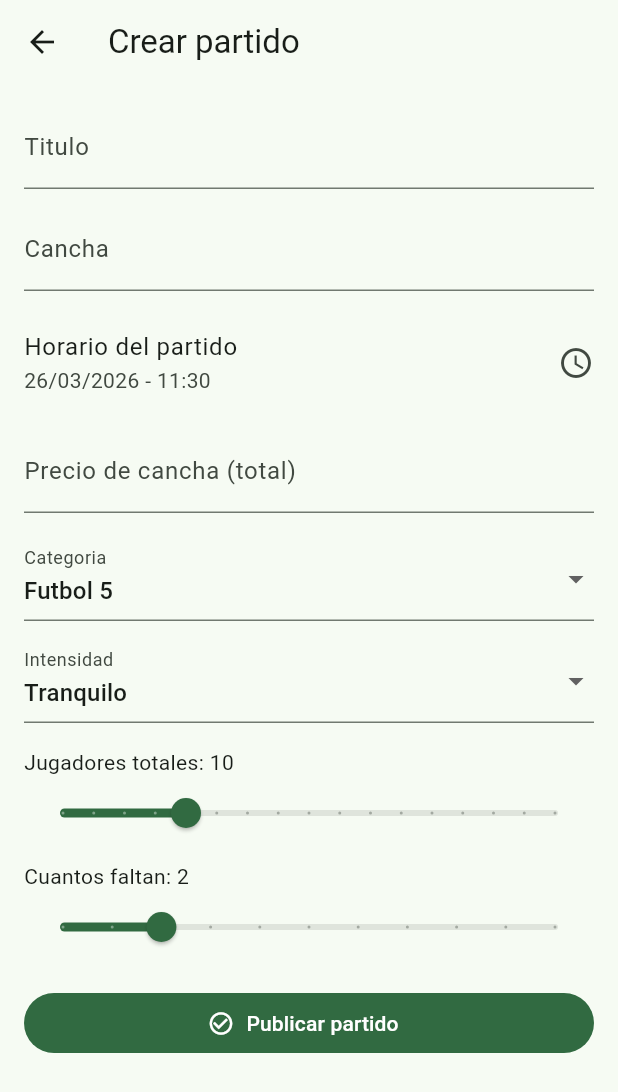
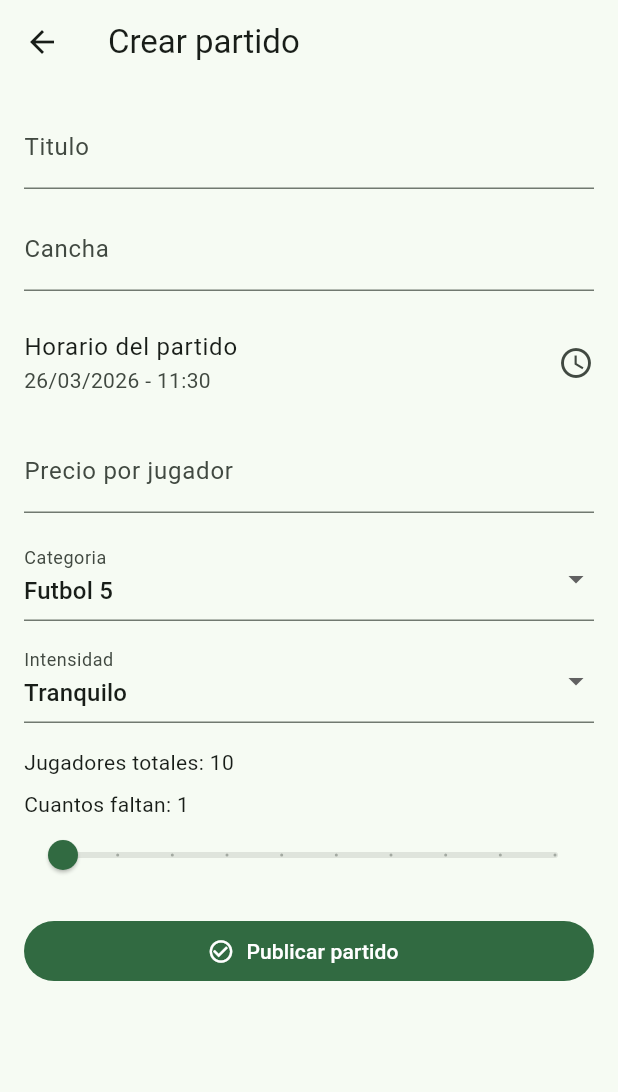
Before and after one commit to MaxiiMello/SaleFulbo-, a Flutter app: the HomePage screen opened by its route, after a tap on "Publicar partido", on a phone screen of 412 x 824 dp. Shown: the top 1092 px of the screen. Run offline on Flutter 3.47's test engine with Material 3 defaults, Android fonts, the phone set to English and light mode, and no system bars; our stand-ins replace firebase_auth, firebase_core, flutter_riverpod, geolocator, google_sign_in, hive_flutter; accounts and stored records are empty.

Commit message:
Actualizacion dia 26

```diff
--- /dev/null
+++ b/lib/data/court_aliases.dart
@@ -0,0 +1,255 @@
+class CourtAlias {
+  const CourtAlias({
+    required this.canonical,
+    required this.aliases,
+  });
+
+  final String canonical;
+  final List<String> aliases;
+}
+
+// Add your local nicknames here (all lowercase recommended).
+const List<CourtAlias> riveraLivramentoCourtAliases = <CourtAlias>[
+  CourtAlias(
+    canonical: 'cancha master futbol 5',
+    aliases: <String>[
+      'master',
+      'de master',
+      'cancha master',
+      'master 5',
+    ],
+  ),
+  CourtAlias(
+    canonical: 'Arena Esporte Santana do Livramento',
+    aliases: <String>[
+      'Arena Esporte',
+      'Arena Esporte Santana',
+      'Arena',
+      'de Arena Esporte',
+    ],
+  ),
+  CourtAlias(
+    canonical: 'City Park',
+    aliases: <String>[
+      'City Park',
+      'city',
+      'City',
+      'de City Park',
+    ],
+  ),
+  CourtAlias(
+    canonical: 'Cancha Del Club Cuñapiru',
+    aliases: <String>[
+      'Cancha Del Club Cuñapiru',
+      'cuñapiru',
+      'cuña',
+      'cancha del cuña',
+      'cancha del cuñapiru',
+    ],
+  ),
+  CourtAlias(
+    canonical: 'Club Social y Deportivo Frontera Rivera Chico',
+    aliases: <String>[
+      'Frontera',
+      'cancha del frontera',
+      'cancha rivera chico',
+    ],
+  ),
+  CourtAlias(
+    canonical: 'Club Nacional de Fútbol',
+    aliases: <String>[
+      'Cancha nacional',
+      'nacional',
+      'nacional de futbol',
+    ],
+  ),
+  CourtAlias(
+    canonical: 'Barce - fútbol 5',
+    aliases: <String>[
+      'Cancha barce',
+      'barce',
+      'barce',
+    ],
+  ),
+  CourtAlias(
+    canonical: 'Fútbol 7 en Rivera',
+    aliases: <String>[
+      'Cancha futbol 7',
+      'cancha fute 7',
+      'cancha fute 7 rampla',
+    ],
+  ),
+  CourtAlias(
+    canonical: 'Paiva Futbol 5',
+    aliases: <String>[
+      'Cancha paiva',
+      'paiva',
+      'paiva futbol 5',
+    ],
+  ),
+  CourtAlias(
+    canonical: 'Cancha Shalom Fútbol 5',
+    aliases: <String>[
+      'Cancha shalom',
+      'shalom',
+      'shalom futbol 5',
+    ],
+  ),
+  CourtAlias(
+    canonical: 'Cancha de Lara',
+    aliases: <String>[
+      'Cancha de Lara',
+      'lara',
+      'cancha lara',
+    ],
+  ),
+  CourtAlias(
+    canonical: 'Futbol 5 La Bombonera',
+    aliases: <String>[
+      'Cancha la bombonera',
+      'bombonera',
+    ],
+  ),
+  CourtAlias(
+    canonical: 'Los mello',
+    aliases: <String>[
+      'Cancha los mello',
+      'mello',
+      'los mello',
+    ],
+  ),
+  CourtAlias(
+    canonical: 'Cancha Santa Isabel',
+    aliases: <String>[
+      'Cancha santa isabel',
+      'santa isabel',
+      'cancha de santa isabel',
+    ],
+  ),
+  CourtAlias(
+    canonical: 'Cancha de Fútbol 5 y 7 "El Polo"',
+    aliases: <String>[
+      'Cancha el polo',
+      'el polo',
+      'cancha de el polo',
+      'polo',
+    ],
+  ),
+  CourtAlias(
+    canonical: 'Cancha Del Pilincho',
+    aliases: <String>[
+      'Cancha pilincho',
+      'pilincho',
+    ],
+  ),
+  CourtAlias(
+    canonical: 'Cancha La Gran Sie7e',
+    aliases: <String>[
+      'Cancha la gran sie7e',
+      'la gran sie7e',
+      'gran sie7e',
+      'sie7e',
+    ],
+  ),
+  CourtAlias(
+    canonical: 'Club Artigas - Campo Deportivo',
+    aliases: <String>[
+      'Cancha artigas',
+      'cancha club artigas',
+      'artigas',
+      'campo deportivo artigas',
+    ],
+  ),
+  CourtAlias(
+    canonical: 'El Renacer',
+    aliases: <String>[
+      'Cancha el renacer',
+      'renacere',
+    ],
+  ),
+  CourtAlias(
+    canonical: 'El Campito F7',
+    aliases: <String>[
+      'Cancha el campito f7',
+      'el campito f7',
+      'el campito',
+      'campito f7',
+    ],
+  ),
+  CourtAlias(
+    canonical: 'Aabb',
+    aliases: <String>[
+      'ab',
+      'aab',
+      'abb',
+      'cancha aabb',
+      'quadra aabb',
+    ],
+  ),
+  CourtAlias(
+    canonical: 'Grêmio Foot-Ball Santanense',
+    aliases: <String>[
+      'Gremio',
+      'Quadra germio',
+      'Cancha gremio',
+      'gremio foot ball',
+      'gremio santana',
+    ],
+  ),
+  CourtAlias(
+    canonical: 'Sport Club July 14',
+    aliases: <String>[
+      'July 14',
+      'Quadra july 14',
+      'Cancha july 14',
+      'july 14 foot ball',
+      'july 14 santana',
+      'cancha 14 de julio',
+      'quadra 14 de julio',
+      '14 de julio',
+    ],
+  ),
+  CourtAlias(
+    canonical: 'Campo de Futebol Fluminense',
+    aliases: <String>[
+      'Fluminense 11',
+      'Quadra fluminense 11',
+      'Cancha fluminense 11',
+      'fluminense foot ball 11',
+    ],
+  ),
+  CourtAlias(
+    canonical: 'Arena Flu Soccer',
+    aliases: <String>[
+      'Fluminense',
+      'Quadra fluminense',
+      'Cancha fluminense',
+      'fluminense foot ball',
+      'flu',
+      'arena flu',
+    ],
+  ),
+  CourtAlias(
+    canonical: 'Arena Livramento Society',
+    aliases: <String>[
+      'arena livramento',
+      'society',
+      'arena society',
+    ],
+  ),
+  CourtAlias(
+    canonical: 'Agustin S Argiles',
+    aliases: <String>[
+      'argiles',
+      'agustin argiles',
+      'S argiles',
+    ],
+  ),
+  CourtAlias(
+    canonical: 'Society Bola na Rede',
+    aliases: <String>[
+      'bola na rede',
+      'society bola na rede',
+    ],
+  ),
+];
--- a/lib/models/match_post.dart
+++ b/lib/models/match_post.dart
@@ -2,6 +2,17 @@ enum FootballFormat {
   five,
   seven,
   eleven,
+}
+
+int expectedPlayersForFormat(FootballFormat format) {
+  switch (format) {
+    case FootballFormat.five:
+      return 10;
+    case FootballFormat.seven:
+      return 14;
+    case FootballFormat.eleven:
+      return 22;
+  }
 }
 
 enum MatchIntensity {
@@ -47,7 +58,7 @@ class MatchPost {
     required this.isClosed,
     required this.format,
     required this.intensity,
-    required this.courtPrice,
+    required this.pricePerPlayer,
     required this.creatorRating,
     required this.playerRating,
     Set<String>? joinedPlayerIds,
@@ -66,7 +77,7 @@ class MatchPost {
   final bool isClosed;
   final FootballFormat format;
   final MatchIntensity intensity;
-  final double courtPrice;
+  final double pricePerPlayer;
   final double creatorRating;
   final double playerRating;
   final Set<String> joinedPlayerIds;
@@ -85,7 +96,7 @@ class MatchPost {
     bool? isClosed,
     FootballFormat? format,
     MatchIntensity? intensity,
-    double? courtPrice,
+    double? pricePerPlayer,
     double? creatorRating,
     double? playerRating,
     Set<String>? joinedPlayerIds,
@@ -104,7 +115,7 @@ class MatchPost {
       isClosed: isClosed ?? this.isClosed,
       format: format ?? this.format,
       intensity: intensity ?? this.intensity,
-      courtPrice: courtPrice ?? this.courtPrice,
+      pricePerPlayer: pricePerPlayer ?? this.pricePerPlayer,
       creatorRating: creatorRating ?? this.creatorRating,
       playerRating: playerRating ?? this.playerRating,
       joinedPlayerIds: joinedPlayerIds ?? Set<String>.from(this.joinedPlayerIds),
@@ -126,7 +137,7 @@ class MatchPost {
       'isClosed': isClosed,
       'format': format.name,
       'intensity': intensity.name,
-      'courtPrice': courtPrice,
+      'pricePerPlayer': pricePerPlayer,
       'creatorRating': creatorRating,
       'playerRating': playerRating,
       'joinedPlayerIds': joinedPlayerIds.toList(),
@@ -144,9 +155,9 @@ class MatchPost {
       missingPlayers: map['missingPlayers'] as int,
       latitude: (map['latitude'] as num).toDouble(),
       longitude: (map['longitude'] as num).toDouble(),
-        scheduledAt:
+      scheduledAt:
           DateTime.tryParse(map['scheduledAt'] as String? ?? '') ?? DateTime.now().add(const Duration(hours: 1)),
-        isClosed: map['isClosed'] as bool? ?? false,
+      isClosed: map['isClosed'] as bool? ?? false,
       format: FootballFormat.values.firstWhere(
         (FootballFormat v) => v.name == map['format'],
         orElse: () => FootballFormat.five,
@@ -155,7 +166,7 @@ class MatchPost {
         (MatchIntensity v) => v.name == map['intensity'],
         orElse: () => MatchIntensity.tranquilo,
       ),
-      courtPrice: (map['courtPrice'] as num?)?.toDouble() ?? 0,
+      pricePerPlayer: ((map['pricePerPlayer'] as num?) ?? (map['courtPrice'] as num?) ?? 0).toDouble(),
       creatorRating: (map['creatorRating'] as num).toDouble(),
       playerRating: (map['playerRating'] as num).toDouble(),
       joinedPlayerIds: Set<String>.from(((map['joinedPlayerIds'] as List<dynamic>?) ?? <dynamic>[]).cast<String>()),
--- a/lib/pages/create_match_page.dart
+++ b/lib/pages/create_match_page.dart
@@ -25,9 +25,9 @@ class _CreateMatchPageState extends State<CreateMatchPage> {
 
   final CourtSearchService _courtSearchService = CourtSearchService();
 
-  int _totalPlayers = 10;
-  int _missingPlayers = 2;
   FootballFormat _format = FootballFormat.five;
+  late int _totalPlayers;
+  int _missingPlayers = 1;
   MatchIntensity _intensity = MatchIntensity.tranquilo;
   DateTime _scheduledAt = DateTime.now().add(const Duration(hours: 1));
   double? _selectedLatitude;
@@ -40,6 +40,7 @@ class _CreateMatchPageState extends State<CreateMatchPage> {
   @override
   void initState() {
     super.initState();
+    _totalPlayers = expectedPlayersForFormat(_format);
     _loadPosition();
   }
 
@@ -81,7 +82,7 @@ class _CreateMatchPageState extends State<CreateMatchPage> {
   }
 
   Future<void> _searchCourts(String query) async {
-    if (_currentPosition == null || query.trim().length < 2) {
+    if (query.trim().length < 2) {
       if (!mounted) return;
       setState(() {
         _suggestions = <CourtSuggestion>[];
@@ -90,14 +91,17 @@ class _CreateMatchPageState extends State<CreateMatchPage> {
       return;
     }
 
+    final double baseLat = CourtSearchService.riveraLivramentoCenterLat;
+    final double baseLon = CourtSearchService.riveraLivramentoCenterLon;
+
     setState(() {
       _searchingCourts = true;
     });
 
     final List<CourtSuggestion> results = await _courtSearchService.searchNearbyCourts(
       query: query,
-      userLatitude: _currentPosition!.latitude,
-      userLongitude: _currentPosition!.longitude,
+      userLatitude: baseLat,
+      userLongitude: baseLon,
       radiusKm: 15,
     );
 
@@ -176,7 +180,7 @@ class _CreateMatchPageState extends State<CreateMatchPage> {
       isClosed: false,
       format: _format,
       intensity: _intensity,
-      courtPrice: double.parse(_priceController.text.trim()),
+      pricePerPlayer: double.parse(_priceController.text.trim()),
       creatorRating: 4.8,
       playerRating: 4.6,
     );
@@ -197,7 +201,6 @@ class _CreateMatchPageState extends State<CreateMatchPage> {
               controller: _titleController,
               decoration: const InputDecoration(
                 labelText: 'Titulo',
-                hintText: 'Ejemplo: Fulbo martes 21:00',
               ),
               validator: _requiredValidator,
             ),
@@ -207,7 +210,7 @@ class _CreateMatchPageState extends State<CreateMatchPage> {
               onChanged: _onCourtQueryChanged,
               decoration: const InputDecoration(
                 labelText: 'Cancha',
-                hintText: 'Ejemplo: Cancha Los Pibes',
+                hintText: 'Busca por nombre o abreviacion',
               ),
               validator: _requiredValidator,
             ),
@@ -243,8 +246,7 @@ class _CreateMatchPageState extends State<CreateMatchPage> {
               controller: _priceController,
               keyboardType: const TextInputType.numberWithOptions(decimal: true),
               decoration: const InputDecoration(
-                labelText: 'Precio de cancha (total)',
-                hintText: 'Ejemplo: 2000',
+                labelText: 'Precio por jugador',
                 prefixText: '\$ ',
               ),
               validator: _numberValidator,
@@ -263,6 +265,8 @@ class _CreateMatchPageState extends State<CreateMatchPage> {
                 if (value == null) return;
                 setState(() {
                   _format = value;
+                  _totalPlayers = expectedPlayersForFormat(value);
+                  _missingPlayers = _missingPlayers.clamp(1, _totalPlayers);
                 });
               },
             ),
@@ -285,28 +289,13 @@ class _CreateMatchPageState extends State<CreateMatchPage> {
             ),
             const SizedBox(height: 16),
             Text('Jugadores totales: $_totalPlayers'),
-            Slider(
-              value: _totalPlayers.toDouble(),
-              min: 6,
-              max: 22,
-              divisions: 16,
-              label: '$_totalPlayers',
-              onChanged: (double value) {
-                setState(() {
-                  _totalPlayers = value.round();
-                  if (_missingPlayers > _totalPlayers) {
-                    _missingPlayers = _totalPlayers;
-                  }
-                });
-              },
-            ),
             const SizedBox(height: 8),
             Text('Cuantos faltan: $_missingPlayers'),
             Slider(
               value: _missingPlayers.toDouble(),
-              min: 0,
+              min: 1,
               max: _totalPlayers.toDouble(),
-              divisions: _totalPlayers,
+              divisions: _totalPlayers - 1,
               label: '$_missingPlayers',
               onChanged: (double value) {
                 setState(() {
--- a/lib/widgets/match_card.dart
+++ b/lib/widgets/match_card.dart
@@ -54,7 +54,7 @@ class MatchCard extends StatelessWidget {
             Text('Faltan: ${match.missingPlayers} de ${match.totalPlayers}'),
             Text('Categoria: ${footballFormatLabel(match.format)}'),
             Text('Intensidad: ${intensityLabel(match.intensity)}'),
-            Text('Precio cancha: ${match.courtPrice.toStringAsFixed(0)}'),
+            Text('Precio por jugador: ${match.pricePerPlayer.toStringAsFixed(0)}'),
             const SizedBox(height: 10),
             Wrap(
               spacing: 8,
```
Also changed, not shown: lib/pages/home_page.dart (+31 -4 lines), lib/services/court_search_service.dart (+83 -16 lines), lib/state/matches_controller.dart (+2 -8 lines), 8 other files.
